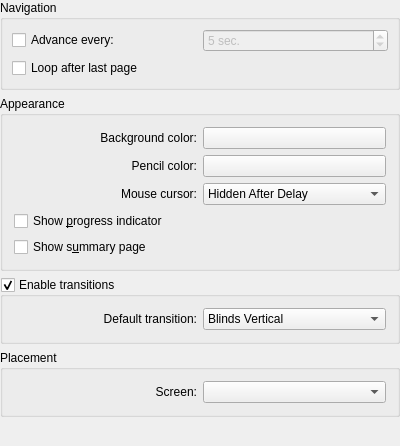
First picture: the form in conf/dlgpresentationbase.ui, repository KDE/okular, before the edit.
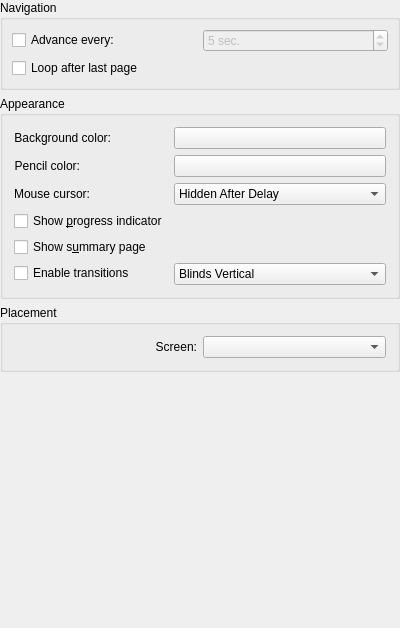
Second picture: the form after the edit. Custom widgets are drawn as their Qt base class.

Commit message: make okular's config dialog 1024x600 friendly

Patch:
```diff
--- a/conf/dlgpresentationbase.ui
+++ b/conf/dlgpresentationbase.ui
@@ -6,7 +6,7 @@
     <x>0</x>
     <y>0</y>
     <width>400</width>
-    <height>446</height>
+    <height>628</height>
    </rect>
   </property>
   <layout class="QVBoxLayout" name="verticalLayout_2" >
@@ -70,9 +70,10 @@
      <property name="title" >
       <string>Appearance</string>
      </property>
-     <layout class="QVBoxLayout" name="verticalLayout" >
-      <item>
-       <layout class="QGridLayout" name="gridLayout_3" >
+       <layout class="QFormLayout" name="formLayout" >
+        <property name="fieldGrowthPolicy" >
+         <enum>QFormLayout::AllNonFixedFieldsGrow</enum>
+        </property>
         <item row="0" column="0" >
          <widget class="QLabel" name="textLabel3" >
           <property name="text" >
@@ -128,48 +129,28 @@
           </item>
          </widget>
         </item>
-       </layout>
-      </item>
-      <item>
+        <item row="3" column="0" >
        <widget class="QCheckBox" name="kcfg_SlidesShowProgress" >
         <property name="text" >
          <string>Show &amp;progress indicator</string>
         </property>
        </widget>
       </item>
-      <item>
+        <item row="4" column="0" >
        <widget class="QCheckBox" name="kcfg_SlidesShowSummary" >
         <property name="text" >
          <string>Show s&amp;ummary page</string>
         </property>
        </widget>
       </item>
-     </layout>
-    </widget>
-   </item>
-   <item>
-    <widget class="QGroupBox" name="kcfg_SlidesTransitionsEnabled" >
-     <property name="title" >
+        <item row="5" column="0" >
+         <widget class="QCheckBox" name="kcfg_SlidesTransitionsEnabled" >
+          <property name="text" >
       <string>Enable transitions</string>
      </property>
-     <property name="checkable" >
-      <bool>true</bool>
-     </property>
-     <property name="checked" >
-      <bool>true</bool>
-     </property>
-     <layout class="QGridLayout" name="gridLayout" >
-      <item row="0" column="0" >
-       <widget class="QLabel" name="textLabel1" >
-        <property name="text" >
-         <string>Default transition:</string>
-        </property>
-        <property name="alignment" >
-         <set>Qt::AlignRight|Qt::AlignTrailing|Qt::AlignVCenter</set>
-        </property>
-       </widget>
-      </item>
-      <item row="0" column="1" >
+         </widget>
+        </item>
+        <item row="5" column="1" >
        <widget class="QComboBox" name="kcfg_SlidesTransition" >
         <item>
          <property name="text" >
@@ -289,17 +270,14 @@
     </widget>
    </item>
    <item>
-    <spacer>
+       <spacer name="verticalSpacer" >
      <property name="orientation" >
       <enum>Qt::Vertical</enum>
      </property>
-     <property name="sizeType" >
-      <enum>QSizePolicy::Expanding</enum>
-     </property>
      <property name="sizeHint" stdset="0" >
       <size>
        <width>20</width>
-       <height>4</height>
+          <height>40</height>
       </size>
      </property>
     </spacer>
```
Lines whose indentation alone changed are shown as unchanged.
